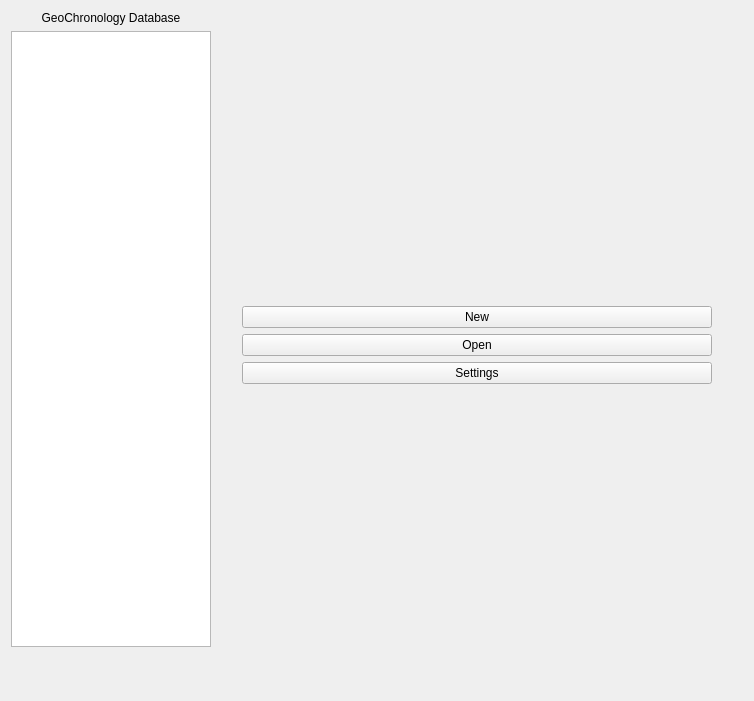
This is ui/landingpage.ui in kathrynmetcalf/GeoCORK as Qt 5 draws it before an edit. The edited form follows.
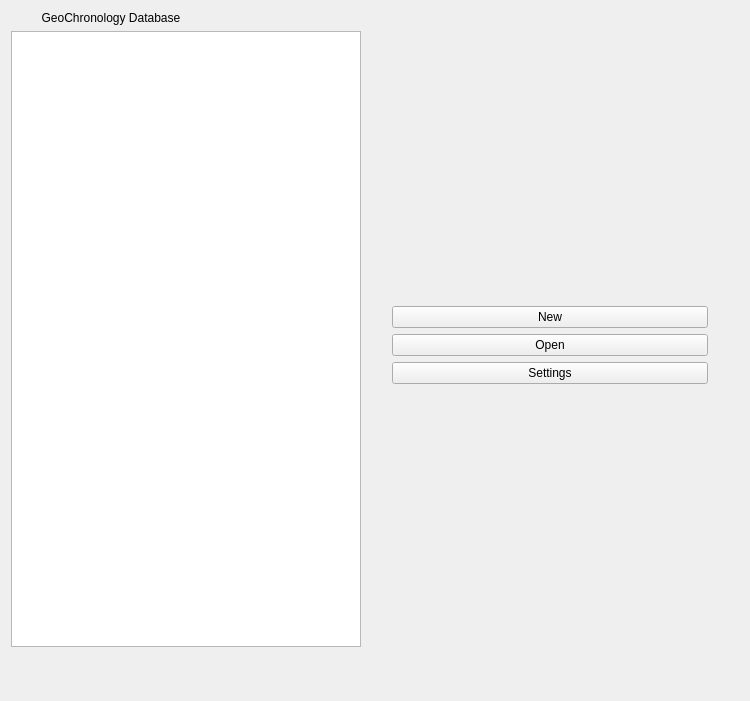
This is the edited form.

Diff of the .ui file:
```diff
--- a/ui/landingpage.ui
+++ b/ui/landingpage.ui
@@ -6,7 +6,7 @@
    <rect>
     <x>0</x>
     <y>0</y>
-    <width>754</width>
+    <width>750</width>
     <height>701</height>
    </rect>
   </property>
@@ -18,13 +18,13 @@
     <widget class="QListWidget" name="listWidget">
      <property name="minimumSize">
       <size>
-       <width>200</width>
+       <width>150</width>
        <height>200</height>
       </size>
      </property>
      <property name="maximumSize">
       <size>
-       <width>200</width>
+       <width>350</width>
        <height>16777215</height>
       </size>
      </property>
```
Left out of the diff: 3 changed lines with no effect on the pictures.
